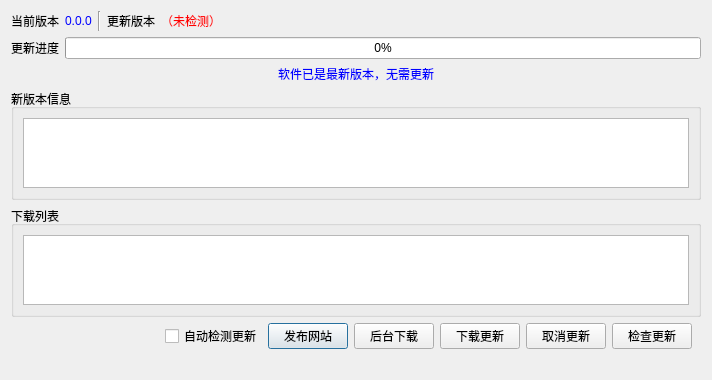
Above: src/update/SAKUpdateManager.ui from x-tools-author/x-tools before the change. Below: the same form after it.
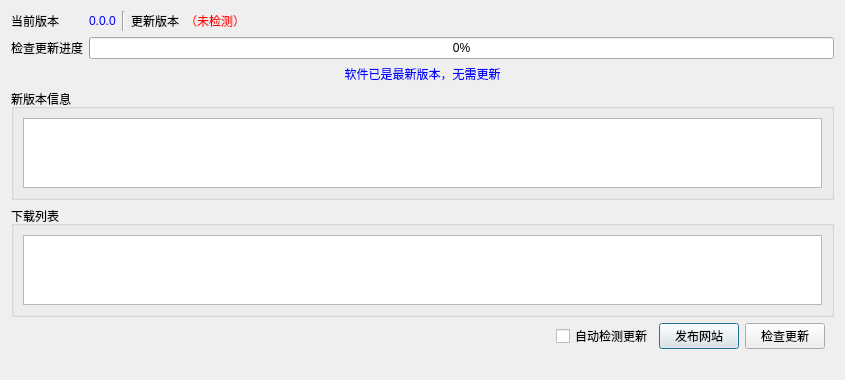
That is the form after the change.

Commit message: 完成更新检查功能

Patch:
```diff
--- a/src/update/SAKUpdateManager.ui
+++ b/src/update/SAKUpdateManager.ui
@@ -6,8 +6,8 @@
    <rect>
     <x>0</x>
     <y>0</y>
-    <width>712</width>
-    <height>372</height>
+    <width>845</width>
+    <height>351</height>
    </rect>
   </property>
   <property name="windowTitle">
@@ -33,14 +33,14 @@
      <property name="styleSheet">
       <string notr="true"/>
      </property>
-     <layout class="QHBoxLayout" name="horizontalLayout">
+     <layout class="QGridLayout" name="gridLayout_4">
       <property name="topMargin">
        <number>0</number>
       </property>
       <property name="bottomMargin">
        <number>0</number>
       </property>
-      <item>
+      <item row="0" column="0">
        <spacer name="horizontalSpacer">
         <property name="orientation">
          <enum>Qt::Horizontal</enum>
@@ -53,42 +53,21 @@
         </property>
        </spacer>
       </item>
-      <item>
+      <item row="0" column="1">
        <widget class="QCheckBox" name="autoCheckForUpdateCheckBox">
         <property name="text">
          <string>自动检测更新</string>
         </property>
        </widget>
       </item>
-      <item>
+      <item row="0" column="2">
        <widget class="QPushButton" name="visitWebPushButton">
         <property name="text">
          <string>发布网站</string>
         </property>
        </widget>
       </item>
-      <item>
-       <widget class="QPushButton" name="backgroundPushButton">
-        <property name="text">
-         <string>后台下载</string>
-        </property>
-       </widget>
-      </item>
-      <item>
-       <widget class="QPushButton" name="downloadUpdatePushButton">
-        <property name="text">
-         <string>下载更新</string>
-        </property>
-       </widget>
-      </item>
-      <item>
-       <widget class="QPushButton" name="cancleUpdatePushButton">
-        <property name="text">
-         <string>取消更新</string>
-        </property>
-       </widget>
-      </item>
-      <item>
+      <item row="0" column="3">
        <widget class="QPushButton" name="checkForUpdatePushButton">
         <property name="text">
          <string>检查更新</string>
@@ -129,7 +108,7 @@
    <item row="1" column="0" rowspan="2">
     <widget class="QLabel" name="updateProgressLabel">
      <property name="text">
-      <string>更新进度</string>
+      <string>检查更新进度</string>
      </property>
     </widget>
    </item>
```
The commit also changes 7 other files.
